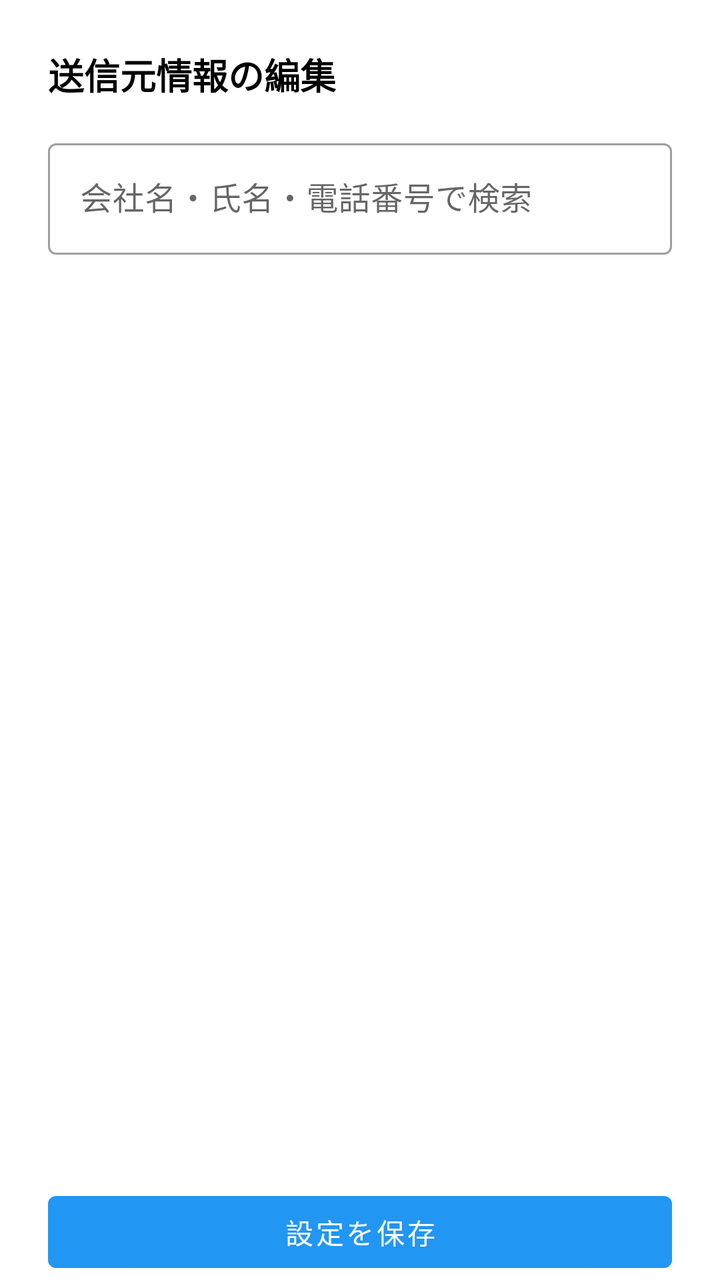
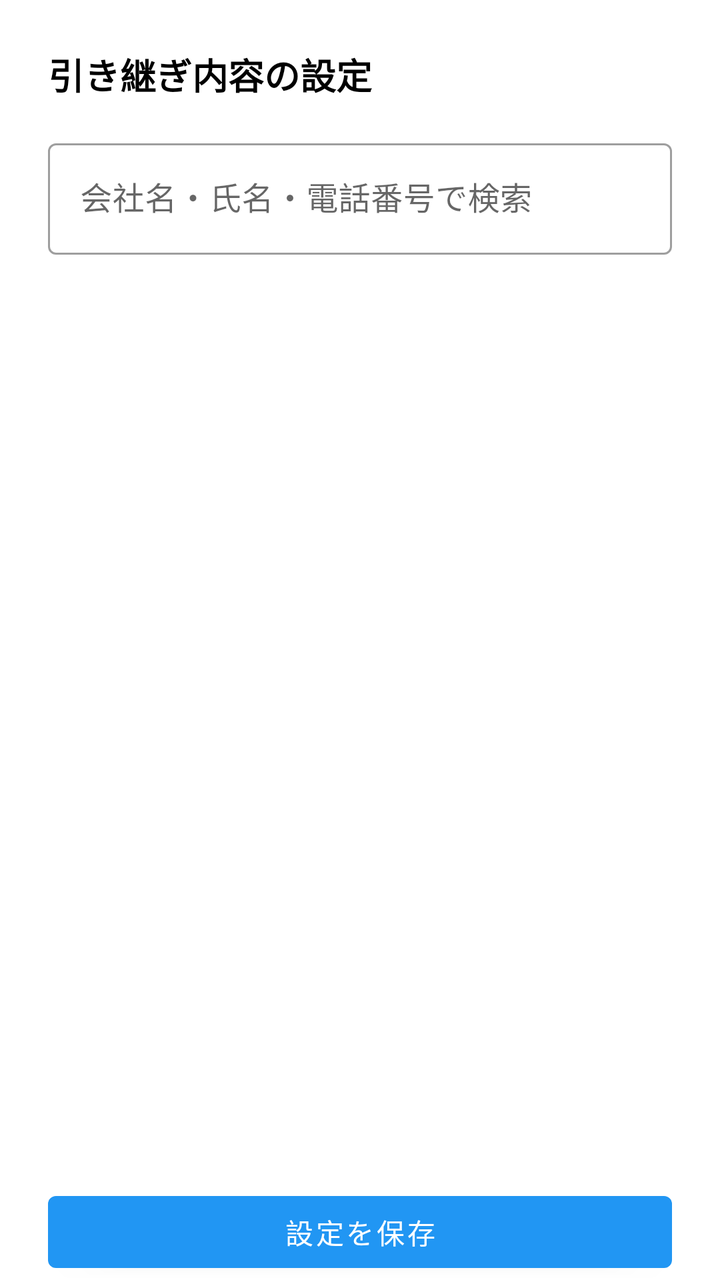

Compare the two renders of this Android layout. The source of the first and the diff that turns it into the second are given below.
<!-- AndroidManifest.xml: application theme Theme.SmsToKintone -->
<!-- res/layout/activity_continuation_info_settings.xml -->
<?xml version="1.0" encoding="utf-8"?>
<LinearLayout xmlns:android="http://schemas.android.com/apk/res/android"
    xmlns:app="http://schemas.android.com/apk/res-auto"
    android:layout_width="match_parent"
    android:layout_height="match_parent"
    android:orientation="vertical"
    android:paddingStart="24dp"
    android:paddingTop="24dp"
    android:paddingEnd="24dp">

    <TextView
        android:layout_width="wrap_content"
        android:layout_height="wrap_content"
        android:text="@string/title_sender_info"
        android:textSize="18sp"
        android:textStyle="bold"
        android:textColor="?attr/colorOnSurface" />

    <com.google.android.material.textfield.TextInputLayout
        android:id="@+id/tilSenderInfoSearch"
        android:layout_width="match_parent"
        android:layout_height="wrap_content"
        android:layout_marginTop="16dp"
        android:hint="@string/hint_sender_info_search">

        <com.google.android.material.textfield.TextInputEditText
            android:id="@+id/etSenderInfoSearch"
            android:layout_width="match_parent"
            android:layout_height="wrap_content"
            android:inputType="text" />
    </com.google.android.material.textfield.TextInputLayout>

    <com.google.android.material.button.MaterialButton
        android:id="@+id/btnDeleteAllSenderInfo"
        style="@style/AppButton.OutlinedButton"
        android:layout_width="match_parent"
        android:layout_height="wrap_content"
        android:layout_marginTop="16dp"
        android:text="@string/btn_delete_all"
        android:visibility="gone" />

    <ScrollView
        android:layout_width="match_parent"
        android:layout_height="0dp"
        android:layout_weight="1">

        <LinearLayout
            android:layout_width="match_parent"
            android:layout_height="wrap_content"
            android:orientation="vertical"
            android:paddingStart="24dp"
            android:paddingEnd="24dp"
            android:paddingBottom="24dp">

            <TextView
                android:id="@+id/tvSenderInfoEmpty"
                android:layout_width="match_parent"
                android:layout_height="wrap_content"
                android:layout_marginTop="16dp"
                android:text="@string/message_sender_info_empty"
                android:textColor="?android:attr/textColorSecondary"
                android:visibility="gone" />

            <TextView
                android:id="@+id/tvSenderInfoNoMatch"
                android:layout_width="match_parent"
                android:layout_height="wrap_content"
                android:layout_marginTop="16dp"
                android:text="@string/message_sender_info_no_match"
                android:textColor="?android:attr/textColorSecondary"
                android:visibility="gone" />

            <LinearLayout
                android:id="@+id/llSenderInfoContainer"
                android:layout_width="match_parent"
                android:layout_height="wrap_content"
                android:orientation="vertical" />

        </LinearLayout>
    </ScrollView>

    <com.google.android.material.button.MaterialButton
        android:id="@+id/btnSaveSenderInfo"
        android:layout_width="match_parent"
        android:layout_height="wrap_content"
        android:layout_marginTop="16dp"
        android:text="@string/btn_save_settings" />
</LinearLayout>
<!-- resources referenced by this layout -->
<resources>
  <string name="btn_delete_all">すべて削除</string>
  <string name="btn_save_settings">設定を保存</string>
  <string name="hint_sender_info_search">会社名・氏名・電話番号で検索</string>
  <string name="message_sender_info_empty">送信元情報がありません</string>
  <string name="message_sender_info_no_match">一致する送信元がありません</string>
  <string name="title_sender_info">送信元情報の編集</string>
  <style name="AppButton.OutlinedButton" parent="Widget.MaterialComponents.Button.OutlinedButton">
          <item name="strokeColor">?attr/colorPrimary</item>
      </style>
  <style name="Theme.SmsToKintone" parent="Theme.MaterialComponents.DayNight.NoActionBar">
          <item name="colorPrimary">@color/blue_500</item>
          <item name="colorPrimaryVariant">@color/blue_700</item>
          <item name="colorPrimaryDark">@color/blue_700</item>
          <item name="colorOnPrimary">@color/white</item>
          <item name="colorSecondary">@color/teal_200</item>
          <item name="colorSecondaryVariant">@color/teal_700</item>
          <item name="colorOnSecondary">@color/black</item>
          <item name="textInputStyle">@style/Widget.MaterialComponents.TextInputLayout.OutlinedBox</item>
      </style>
  <color name="blue_500">#2196F3</color>
  <color name="blue_700">#1976D2</color>
  <color name="white">#FFFFFFFF</color>
  <color name="teal_200">#03DAC5</color>
  <color name="teal_700">#018786</color>
  <color name="black">#FF000000</color>
</resources>

<!-- the commit's change to res/layout/activity_continuation_info_settings.xml (unified diff, before → after) -->
@@ -11,27 +11,27 @@
     <TextView
         android:layout_width="wrap_content"
         android:layout_height="wrap_content"
-        android:text="@string/title_sender_info"
+        android:text="@string/title_continuation_info_settings"
         android:textSize="18sp"
         android:textStyle="bold"
         android:textColor="?attr/colorOnSurface" />
 
     <com.google.android.material.textfield.TextInputLayout
-        android:id="@+id/tilSenderInfoSearch"
+        android:id="@+id/tilContinuationSearch"
         android:layout_width="match_parent"
         android:layout_height="wrap_content"
         android:layout_marginTop="16dp"
-        android:hint="@string/hint_sender_info_search">
+        android:hint="@string/hint_continuation_search">
 
         <com.google.android.material.textfield.TextInputEditText
-            android:id="@+id/etSenderInfoSearch"
+            android:id="@+id/etContinuationSearch"
             android:layout_width="match_parent"
             android:layout_height="wrap_content"
             android:inputType="text" />
     </com.google.android.material.textfield.TextInputLayout>
 
     <com.google.android.material.button.MaterialButton
-        android:id="@+id/btnDeleteAllSenderInfo"
+        android:id="@+id/btnDeleteAllContinuationInfo"
         style="@style/AppButton.OutlinedButton"
         android:layout_width="match_parent"
         android:layout_height="wrap_content"
@@ -53,25 +53,25 @@
             android:paddingBottom="24dp">
 
             <TextView
-                android:id="@+id/tvSenderInfoEmpty"
+                android:id="@+id/tvContinuationEmpty"
                 android:layout_width="match_parent"
                 android:layout_height="wrap_content"
                 android:layout_marginTop="16dp"
-                android:text="@string/message_sender_info_empty"
+                android:text="@string/message_continuation_empty"
                 android:textColor="?android:attr/textColorSecondary"
                 android:visibility="gone" />
 
             <TextView
-                android:id="@+id/tvSenderInfoNoMatch"
+                android:id="@+id/tvContinuationNoMatch"
                 android:layout_width="match_parent"
                 android:layout_height="wrap_content"
                 android:layout_marginTop="16dp"
-                android:text="@string/message_sender_info_no_match"
+                android:text="@string/message_continuation_no_match"
                 android:textColor="?android:attr/textColorSecondary"
                 android:visibility="gone" />
 
             <LinearLayout
-                android:id="@+id/llSenderInfoContainer"
+                android:id="@+id/llContinuationContainer"
                 android:layout_width="match_parent"
                 android:layout_height="wrap_content"
                 android:orientation="vertical" />
@@ -80,7 +80,7 @@
     </ScrollView>
 
     <com.google.android.material.button.MaterialButton
-        android:id="@+id/btnSaveSenderInfo"
+        android:id="@+id/btnSaveContinuationInfo"
         android:layout_width="match_parent"
         android:layout_height="wrap_content"
         android:layout_marginTop="16dp"
<!-- resource entries referenced after the edit -->
@@ -2,10 +2,10 @@
 <resources>
   <string name="btn_delete_all">すべて削除</string>
   <string name="btn_save_settings">設定を保存</string>
-  <string name="hint_sender_info_search">会社名・氏名・電話番号で検索</string>
-  <string name="message_sender_info_empty">送信元情報がありません</string>
-  <string name="message_sender_info_no_match">一致する送信元がありません</string>
-  <string name="title_sender_info">送信元情報の編集</string>
+  <string name="hint_continuation_search">会社名・氏名・電話番号で検索</string>
+  <string name="message_continuation_empty">引き継ぎ内容がありません</string>
+  <string name="message_continuation_no_match">一致する引き継ぎ元がありません</string>
+  <string name="title_continuation_info_settings">引き継ぎ内容の設定</string>
   <style name="AppButton.OutlinedButton" parent="Widget.MaterialComponents.Button.OutlinedButton">
           <item name="strokeColor">?attr/colorPrimary</item>
       </style>
